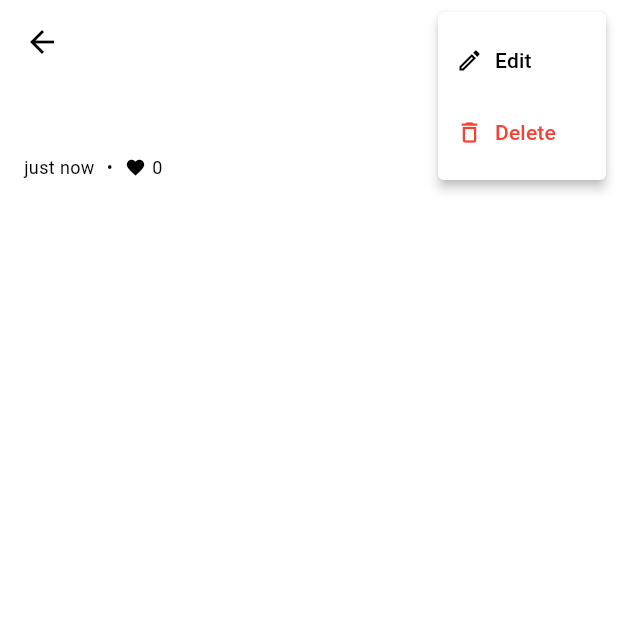
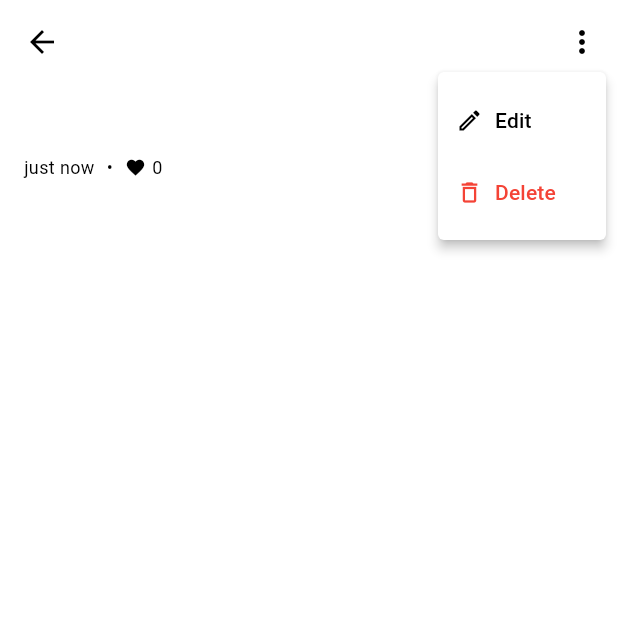
Before and after one commit to SurajChaurasia84/Gyanika, a Flutter app: the PostDetailScreen screen opened directly with empty values, after a tap on the "more vert" icon, on a phone screen of 412 x 824 dp, the top half of it. Run offline on Flutter 3.47's test engine with Material 3 defaults, Android fonts, the phone set to English and light mode, and no system bars; our stand-ins replace audioplayers, cloud_firestore, firebase_auth, firebase_core, hive, hive_flutter and 3 more; accounts and stored records are empty; generated files the repository leaves out were written again.

```diff
--- a/lib/screens/profile_screen.dart
+++ b/lib/screens/profile_screen.dart
@@ -1469,6 +1469,8 @@ class PostDetailScreen extends StatelessWidget {
               final isOwner = ownerUid == myUid;
               return PopupMenuButton<String>(
                 icon: const Icon(Icons.more_vert),
+                position: PopupMenuPosition.under,
+                offset: const Offset(0, 4),
                 onSelected: (value) async {
                   if (value == 'edit') {
                     showDialog(
```
